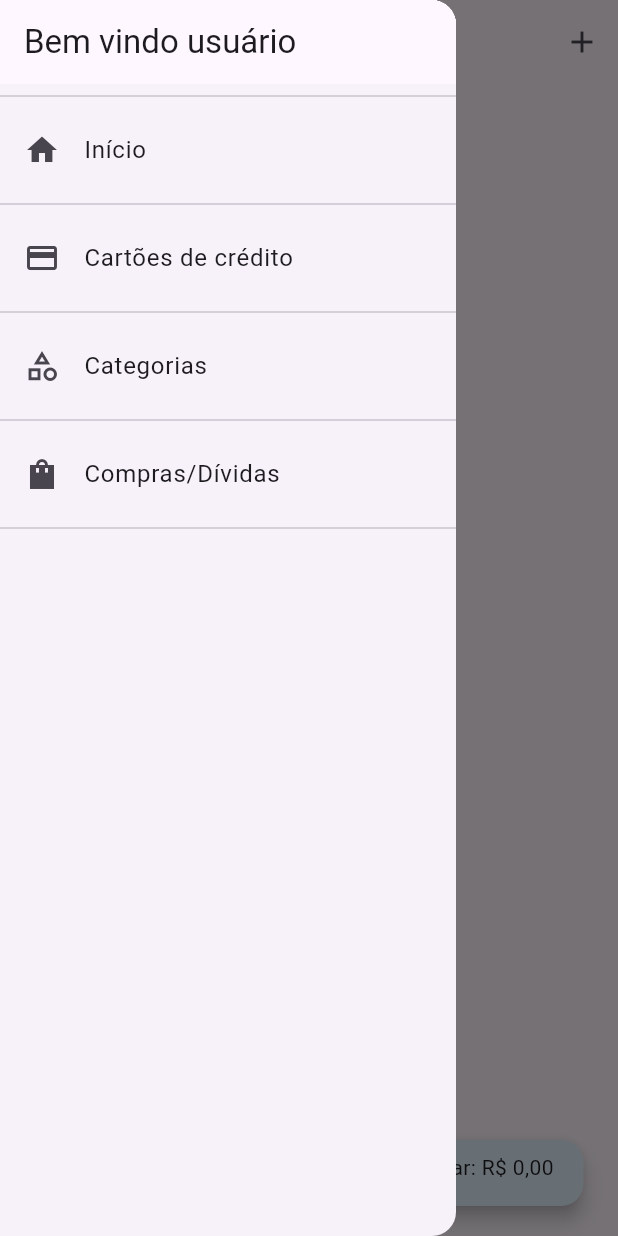
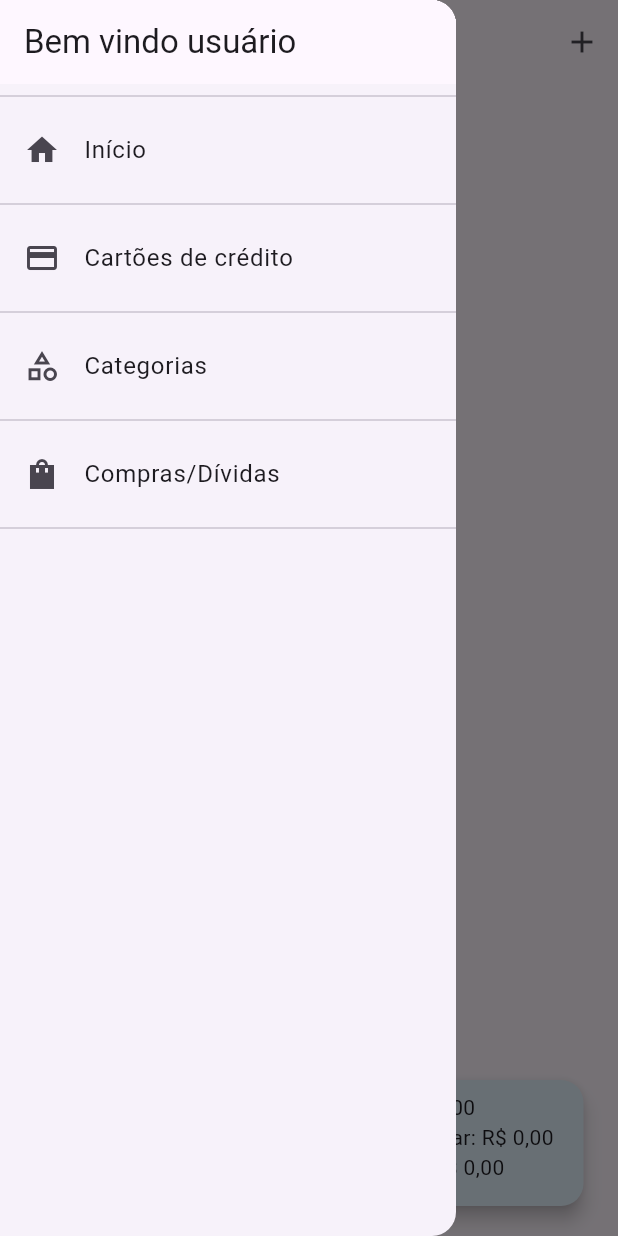
Before and after one commit to LuckasMacedo2/my_financial_life, a Flutter app: the PurchaseListPage screen opened by its route, with the side drawer open, on a phone screen of 412 x 824 dp. Run offline on Flutter 3.47's test engine with Material 3 defaults, Android fonts, the phone set to English and light mode, and no system bars; our stand-ins replace flutter_colorpicker, money_formatter; network calls fail.

Commit message:
Paid status

```diff
--- a/lib/components/purchase_category_item.dart
+++ b/lib/components/Item/purchase_category_item.dart
@@ -29,7 +29,6 @@ class PurchaseCategoryItem extends StatelessWidget {
                   );
                 },
                 icon: Icon(Icons.edit),
-                //color: Theme.of(context).primaryColor,
               ),
             ],
           ),
--- a/lib/models/credit_cart.dart
+++ b/lib/models/credit_cart.dart
@@ -5,11 +5,13 @@ class CreditCard {
   final String name;
   final double limit;
   final Color color;
+  double? usedLimit = 0;
 
   CreditCard({
     required this.id,
     required this.name,
     required this.limit,
     required this.color,
+    this.usedLimit,
   });
 }
--- a/lib/models/purchase.dart
+++ b/lib/models/purchase.dart
@@ -9,12 +9,19 @@ class Purchase {
   DateTime date;
   PurchaseCategory? category;
   final String categoryId;
+  final bool paid;
 
-  Purchase({required this.id, required this.value, required this.installmentsQuantity, required this.date, required this.categoryId, required this.description, this.creditCardId, this.category,});
+  Purchase({
+    required this.id,
+    required this.value,
+    required this.installmentsQuantity,
+    required this.date,
+    required this.categoryId,
+    required this.description,
+    required this.paid,
+    this.creditCardId,
+    this.category,
+  });
 }
 
-enum PaymentForm {
-  CreditCard,
-  Money,
-  BankBillet
-}
+enum PaymentForm { CreditCard, Money, BankBillet }
--- a/lib/pages/category/purchase_category_list_page.dart
+++ b/lib/pages/category/purchase_category_list_page.dart
@@ -1,6 +1,6 @@
 import 'package:flutter/material.dart';
 import 'package:my_financial_life/components/app_drawer.dart';
-import 'package:my_financial_life/components/purchase_category_item.dart';
+import 'package:my_financial_life/components/Item/purchase_category_item.dart';
 import 'package:my_financial_life/services/purchase_category_service.dart';
 import 'package:my_financial_life/utils/app_routes.dart';
 import 'package:provider/provider.dart';
--- a/lib/pages/purchase/purchase_list_page.dart
+++ b/lib/pages/purchase/purchase_list_page.dart
@@ -64,7 +64,15 @@ class _PurchaseListPageState extends State<PurchaseListPage> {
               ),
             ),
             FloatingSum(deviceSize: deviceSize, children: [
-              Text('Total a pagar: ${Formatter().formatMoney(purchases.sumNotPaid())}',),
+              Text(
+                'Total: ${Formatter().formatMoney(purchases.sumValues())}',
+              ),
+              Text(
+                'Total a pagar: ${Formatter().formatMoney(purchases.sumNotPaid())}',
+              ),
+              Text(
+                'Já pago: ${Formatter().formatMoney(purchases.diff())}',
+              ),
             ]),
           ],
         ),
--- a/lib/services/credit_card_service.dart
+++ b/lib/services/credit_card_service.dart
@@ -38,6 +38,7 @@ class CreditCardService with ChangeNotifier {
           name: credCardData['name'],
           limit: credCardData['limit'],
           color: Color(credCardData['color']),
+          usedLimit: credCardData['usedLimit'],
         ),
       );
     });
@@ -51,6 +52,7 @@ class CreditCardService with ChangeNotifier {
         id: hasId ? data['id'] as String : Random().nextDouble().toString(),
         name: data['name'] as String,
         limit: data['limit'] as double,
+        usedLimit: (data['usedLimit'] ?? 0.0) as double,
         color: data['color'] as Color);
 
     if (hasId)
@@ -70,6 +72,7 @@ class CreditCardService with ChangeNotifier {
           {
             "name": creditCard.name,
             "limit": creditCard.limit,
+            "usedLimit": creditCard.usedLimit,
             "color": creditCard.color.value,
           },
         ),
@@ -89,6 +92,7 @@ class CreditCardService with ChangeNotifier {
           {
             "name": creditCard.name,
             "limit": creditCard.limit,
+            "usedLimit": creditCard.usedLimit,
             "color": creditCard.color.value,
           },
         ),
@@ -100,6 +104,7 @@ class CreditCardService with ChangeNotifier {
           id: id,
           name: creditCard.name,
           limit: creditCard.limit,
+          usedLimit: creditCard.usedLimit,
           color: creditCard.color,
         ),
       );
--- a/lib/services/purchase_service.dart
+++ b/lib/services/purchase_service.dart
@@ -24,17 +24,16 @@ class PurchaseService with ChangeNotifier {
   }
 
   double sumNotPaid() {
-    DateTime now = DateTime.now();
-    DateTime minDate = DateTime(now.year, now.month, 10);
-    double sum = 0;
-
-    for (var item in _items) {
-      if (item.date.isAfter(minDate) || item.date.isAtSameMomentAs(minDate)) {
-        sum += item.value;
-      }
+    double total = 0.0;
+    _items.forEach((purc) {
+      if(!purc.paid)
+        total += purc.value;
+    });
+    return total;
   }
 
-    return sum;
+  double diff() {
+    return sumValues() - sumNotPaid();
   }
 
   Future<void> loadPurchase() async {
@@ -47,17 +46,17 @@ class PurchaseService with ChangeNotifier {
 
     Map<String, dynamic> data = jsonDecode(response.body);
     data.forEach((purcId, purc) {
-      _items.add(
-        Purchase(
+      print(purc);
+      _items.add(Purchase(
         id: purcId,
         value: purc['value'],
         description: purc['description'],
         installmentsQuantity: purc['installmentsQuantity'],
-          creditCardId: purc['creditCardId'],
+        creditCardId: purc['creditCardId'] ?? '',
         date: DateTime.parse(purc['date']),
         categoryId: purc['categoryId'],
-        ),
-      );
+        paid: purc['paid'].toString().toUpperCase() == 'TRUE',
+      ));
     });
     _items.sort((a, b) => a.date.compareTo(b.date));
     notifyListeners();
@@ -74,6 +73,7 @@ class PurchaseService with ChangeNotifier {
       installmentsQuantity: int.parse(data['installmentsQuantity'].toString()),
       creditCardId: data['creditCardId'] as String,
       categoryId: data['categoryId'] as String,
+      paid: data['paid'] as bool,
     );
 
     if (purc.installmentsQuantity > 1) {
@@ -115,6 +115,7 @@ class PurchaseService with ChangeNotifier {
             "installmentsQuantity": purc.installmentsQuantity,
             "creditCardId": purc.creditCardId,
             "categoryId": purc.categoryId,
+            "paid": purc.paid,
           },
         ),
       );
@@ -137,6 +138,7 @@ class PurchaseService with ChangeNotifier {
             "installmentsQuantity": purc.installmentsQuantity,
             "creditCardId": purc.creditCardId,
             "categoryId": purc.categoryId,
+            "paid": purc.paid,
           },
         ),
       );
@@ -152,6 +154,7 @@ class PurchaseService with ChangeNotifier {
           installmentsQuantity: purc.installmentsQuantity,
           creditCardId: purc.creditCardId,
           categoryId: purc.categoryId,
+          paid: purc.paid,
         ),
       );
       notifyListeners(); // Chama o notificador sempre que houver uma mudança na lista
```
Also changed, not shown: lib/components/Item/purchase_item.dart (+23 -4 lines), lib/pages/credit_card/credit_card_page.dart (+12 -0 lines), lib/pages/purchase/purchase_page.dart (+26 -4 lines). Lines whose indentation alone changed are shown as unchanged.
